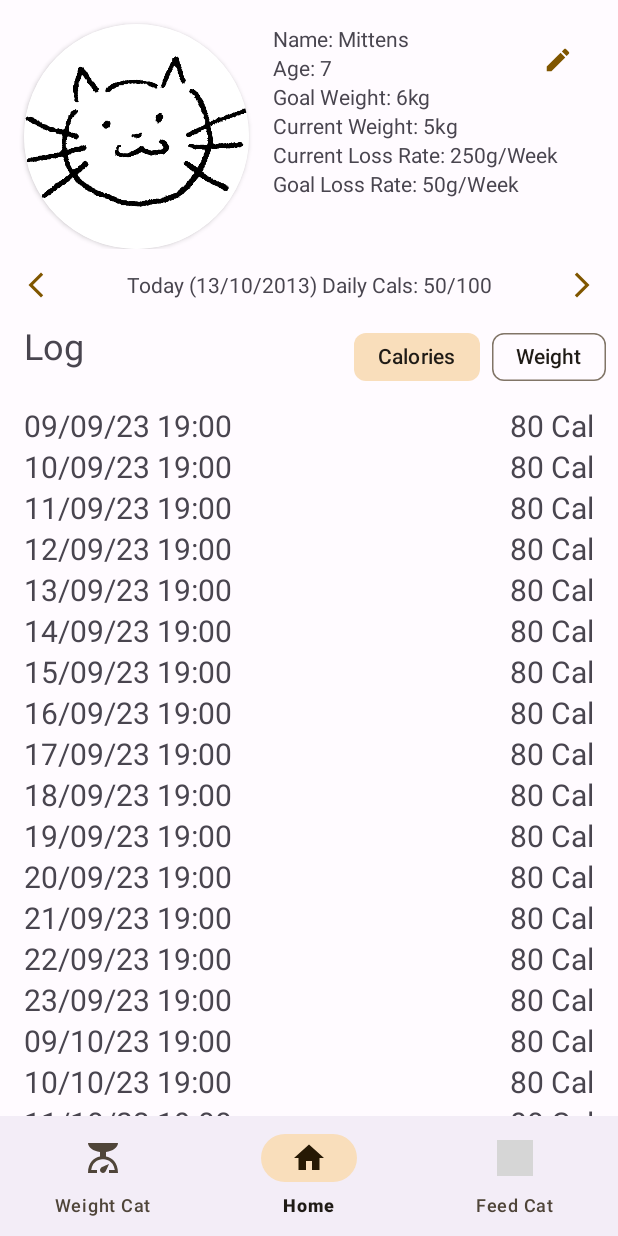
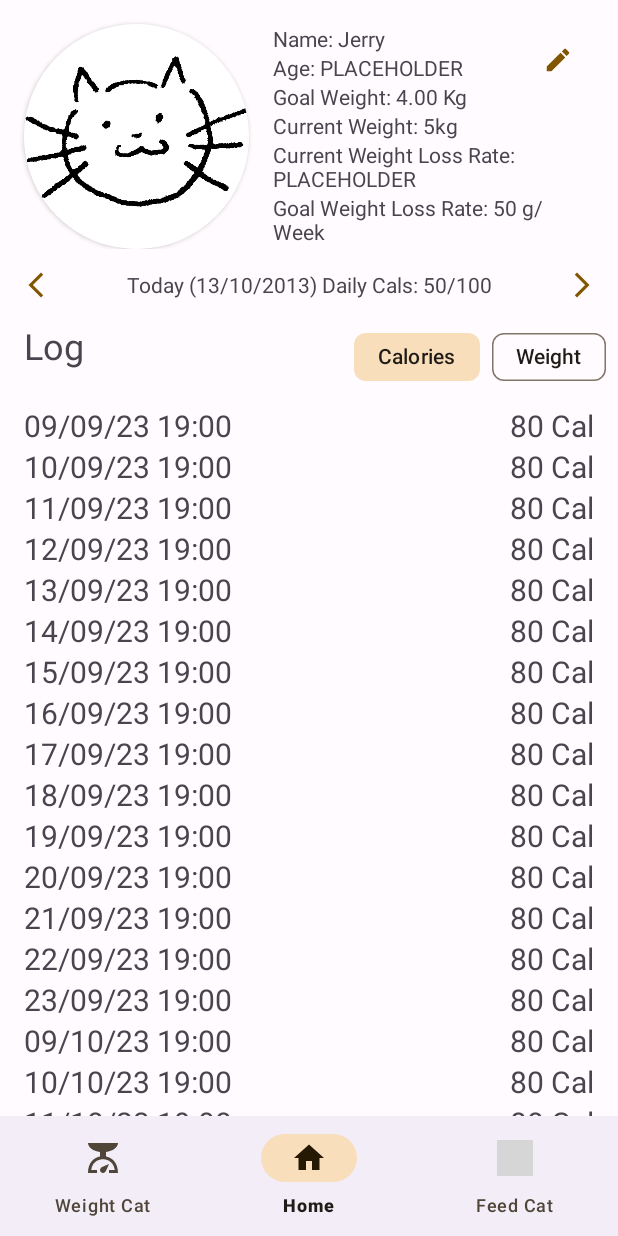
Before and after one commit to Niko361/COS30017_Custom_APP, an Android app: the screen it shows after launch (MainActivity), on a phone screen of 412 x 824 dp. Run offline under Robolectric (Android 15) with nearby library versions, the phone set to English and light mode, and no system bars; our stand-ins replace Room's generated code; 1 statement that could not run was skipped; grey boxes are pictures that could not be loaded.

Commit message:
feat: Cat Details pulled from DB

```diff
--- a/app/src/main/java/com/example/customappproject/AddNewFoodFragment.kt
+++ b/app/src/main/java/com/example/customappproject/AddNewFoodFragment.kt
@@ -68,10 +68,8 @@ class AddNewFoodFragment : DialogFragment() {
 
 
        saveButton.setOnClickListener {
-                databaseViewModel.insertFoodType(FoodType(foodName="$foodBrand- $foodName", calsPerHundredGrams = foodCalPer100G))
-
-
-       dismiss()
+           databaseViewModel.insertFoodType(FoodType(foodName="$foodBrand- $foodName", calsPerHundredGrams = foodCalPer100G))
+           dismiss()
        }
 
        closeButton.setOnClickListener {
--- a/app/src/main/java/com/example/customappproject/DatabaseDAOs.kt
+++ b/app/src/main/java/com/example/customappproject/DatabaseDAOs.kt
@@ -35,6 +35,8 @@ interface WeightLogDao {
     fun delete(weightLog: WeightLog)
     @Query("DELETE FROM WeightLogs")
     suspend fun deleteAll()
+    @Query("SELECT cat_weight_grams from WeightLogs WHERE cat_id = :catId ORDER BY id DESC LIMIT 1")
+    suspend fun getLatestRecordedWeightForCat(catId: Int): Int
 }
 
 @Dao
--- a/app/src/main/java/com/example/customappproject/DatabaseRepository.kt
+++ b/app/src/main/java/com/example/customappproject/DatabaseRepository.kt
@@ -40,6 +40,11 @@ class DatabaseRepository(private val catDao: CatDao, private val weightLogDao: W
         return foodLogDao.getAllFoodLogsForCat(catId)
     }
 
+    @WorkerThread
+    suspend fun getLatestRecordedWeightForCat(catId: Int): Int{
+        return weightLogDao.getLatestRecordedWeightForCat(catId)
+    }
+
     val allFoodTypes: Flow<List<FoodType>> = foodTypeDao.getAllFoodTypes()
 
 }
--- a/app/src/main/java/com/example/customappproject/DatabaseViewModel.kt
+++ b/app/src/main/java/com/example/customappproject/DatabaseViewModel.kt
@@ -46,6 +46,10 @@ class DatabaseViewModel(private val repository: DatabaseRepository) : ViewModel(
         repository.insertFoodType(foodType)
     }
 
+    suspend fun getLatestRecordedWeightForCat(catId: Int): Int {
+        return repository.getLatestRecordedWeightForCat(catId)
+    }
+
 
 }
 
--- a/app/src/main/java/com/example/customappproject/HomeFragment.kt
+++ b/app/src/main/java/com/example/customappproject/HomeFragment.kt
@@ -4,14 +4,18 @@ import android.os.Bundle
 import android.util.Log
 import android.view.View
 import android.widget.Button
+import android.widget.TextView
 import androidx.fragment.app.Fragment
 import androidx.fragment.app.activityViewModels
-import androidx.lifecycle.LiveData
+import androidx.lifecycle.viewModelScope
 import androidx.recyclerview.widget.LinearLayoutManager
 import androidx.recyclerview.widget.RecyclerView
 import com.google.android.material.chip.Chip
-import java.time.LocalDateTime
-import java.time.format.DateTimeFormatter
+import kotlinx.coroutines.coroutineScope
+import kotlinx.coroutines.launch
+import kotlinx.coroutines.suspendCancellableCoroutine
+import kotlin.coroutines.coroutineContext
+import kotlin.coroutines.suspendCoroutine
 
 class HomeFragment: Fragment(R.layout.fragment_home) {
     private val databaseViewModel: DatabaseViewModel by activityViewModels()
@@ -27,8 +31,17 @@ class HomeFragment: Fragment(R.layout.fragment_home) {
 
         Log.i("TESTING", "LOADFRAGMENT")
 
+        val catId = 1
+
         val caloriesChip = view.findViewById<Chip>(R.id.caloriesChip)
         val weightChip = view.findViewById<Chip>(R.id.weightChip)
+
+        val nameText = view.findViewById<TextView>(R.id.nameText)
+        val ageText = view.findViewById<TextView>(R.id.ageText)
+        val goalWeightText = view.findViewById<TextView>(R.id.goalWeightText)
+        val currentWeightText = view.findViewById<TextView>(R.id.currentWeightText)
+        val currentWeightLossRateText = view.findViewById<TextView>(R.id.currentWeightLossRateText)
+        val goalWeightLossRateText = view.findViewById<TextView>(R.id.goalWeightLossRateText)
 
         caloriesChip.isChecked = true
 
@@ -46,18 +59,49 @@ class HomeFragment: Fragment(R.layout.fragment_home) {
             Log.i("TESTING", "weightChip")
         }
 
-        databaseViewModel.getAllWeightLogsForCat(1).observe(viewLifecycleOwner) { weightLogs ->
+
+
+        databaseViewModel.getAllWeightLogsForCat(catId).observe(viewLifecycleOwner) { weightLogs ->
             Log.i("TESTLOG", weightLogs.toString())
             fragmentWeightLogs = weightLogs;
+            Log.i("TESTLOG", fragmentWeightLogs[0].toString())
             if(weightChip.isChecked)
                 drawRecyclerView(weightLogs)
         }
 
-        databaseViewModel.getAllFoodLogsForCat(1).observe(viewLifecycleOwner) { foodLogs ->
+        databaseViewModel.getAllFoodLogsForCat(catId).observe(viewLifecycleOwner) { foodLogs ->
             Log.i("TESTLOG", foodLogs.toString())
             fragmentFoodLogs = foodLogs;
             if(caloriesChip.isChecked)
                 drawRecyclerView(foodLogs)
+        }
+
+        databaseViewModel.allCats.observe(viewLifecycleOwner) {cats ->
+            val selectedCat = cats[catId-1]
+
+            nameText.text = "Name: ${selectedCat.name}"
+            ageText.text = "Age: PLACEHOLDER"
+
+            goalWeightText.text = "Goal Weight: ${"%.2f".format(selectedCat.goalWeightGrams.toDouble() / 1000)} Kg"
+
+            suspend {
+                currentWeightText.text = "Current Weight: ${
+                    "%.2f".format(
+                        databaseViewModel.getLatestRecordedWeightForCat(catId).toDouble() / 1000
+                    )
+                } Kg"
+            }
+
+
+            //currentWeightText.text = "Current Weight: ${"%.2f".format(fragmentWeightLogs[0].catWeightGrams.toDouble() / 1000)} Kg"
+            currentWeightLossRateText.text = "Current Weight Loss Rate: PLACEHOLDER"
+            goalWeightLossRateText.text = "Goal Weight Loss Rate: ${selectedCat.goalWeightLossRateGramsPerWeek} g/Week"
+
+            Log.i("TESTLOG", cats[catId-1].toString())
+            //Log.i("TESTLOG", cats.toString())
+            //cats?.let {
+            //    Log.i("TESTLOG", it.toString())
+            //}
         }
 
         val editCatButton = view.findViewById<Button>(R.id.editCatButton)
--- a/app/src/main/res/layout/fragment_home.xml
+++ b/app/src/main/res/layout/fragment_home.xml
@@ -62,7 +62,7 @@
                         android:text="Age: 7" />
 
                     <TextView
-                        android:id="@+id/goalWeight"
+                        android:id="@+id/goalWeightText"
                         android:layout_width="match_parent"
                         android:layout_height="wrap_content"
                         android:text="Goal Weight: 6kg" />
@@ -86,7 +86,7 @@
             </LinearLayout>
 
             <TextView
-                android:id="@+id/currentweightText"
+                android:id="@+id/currentWeightText"
                 android:layout_width="match_parent"
                 android:layout_height="wrap_content"
                 android:text="Current Weight: 5kg" />
@@ -98,7 +98,7 @@
                 android:text="Current Loss Rate: 250g/Week" />
 
             <TextView
-                android:id="@+id/goalWeightLossText"
+                android:id="@+id/goalWeightLossRateText"
                 android:layout_width="match_parent"
                 android:layout_height="wrap_content"
                 android:text="Goal Loss Rate: 50g/Week" />
```
